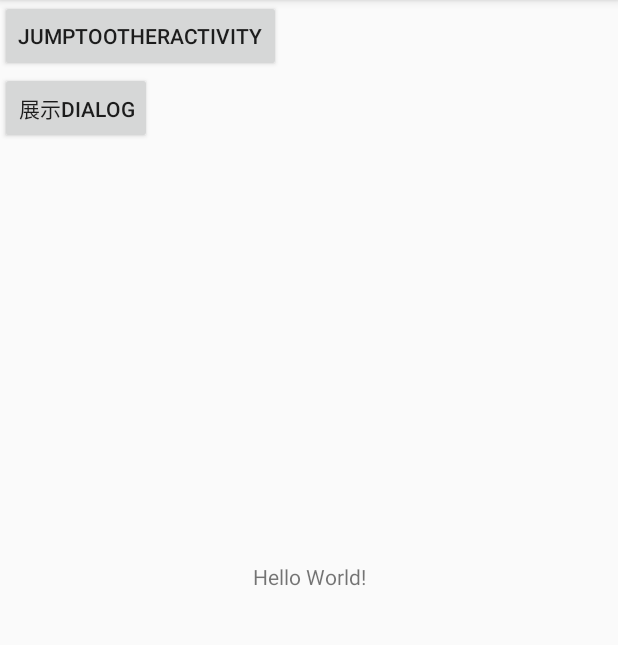
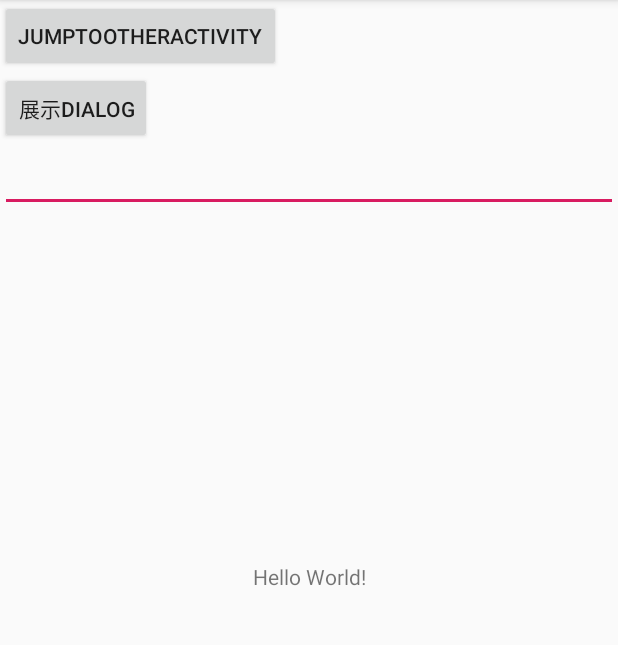
Before and after one commit to MarcyGreystone/AndroidIntroduction, an Android app: the screen it shows after launch (MainActivity), on a phone screen of 412 x 824 dp, the part 84-729 px from its top. Run offline under Robolectric (Android 15) with nearby library versions, the phone set to English and light mode, and no system bars.

Commit message:
feature:启动模式测试完了standard

```diff
--- a/app/src/main/AndroidManifest.xml
+++ b/app/src/main/AndroidManifest.xml
@@ -9,7 +9,8 @@
         android:roundIcon="@mipmap/ic_launcher_round"
         android:supportsRtl="true"
         android:theme="@style/AppTheme">
-        <activity android:name=".activitylifecycle.MainActivity">
+        <activity android:name=".activitylifecycle.MainActivity"
+            android:launchMode="standard">
             <intent-filter>
                 <action android:name="android.intent.action.MAIN" />
 
--- a/app/src/main/java/com/marcy/androidintroduction/activitylifecycle/MainActivity.java
+++ b/app/src/main/java/com/marcy/androidintroduction/activitylifecycle/MainActivity.java
@@ -2,6 +2,7 @@ package com.marcy.androidintroduction.activitylifecycle;
 
 import android.content.DialogInterface;
 import android.content.Intent;
+import android.os.Parcelable;
 import android.os.PersistableBundle;
 import android.support.v4.app.Fragment;
 import android.support.v4.app.FragmentManager;
@@ -12,6 +13,7 @@ import android.os.Bundle;
 import android.util.Log;
 import android.view.Menu;
 import android.view.View;
+import android.widget.EditText;
 import android.widget.FrameLayout;
 
 import com.marcy.androidintroduction.R;
@@ -19,6 +21,7 @@ import com.marcy.androidintroduction.R;
 public class MainActivity extends AppCompatActivity {
     private final String TAG = this.getClass().getSimpleName();
     private MainFragment mFragment;
+    private EditText mEt;
 
     @Override
     protected void onCreate(Bundle savedInstanceState) {
@@ -26,6 +29,12 @@ public class MainActivity extends AppCompatActivity {
         super.onCreate(savedInstanceState);
         setContentView(R.layout.activity_main);
 
+        mEt = findViewById(R.id.et_input);
+
+        if(savedInstanceState != null){
+            String test = savedInstanceState.getString("extra_test");
+            Log.d(TAG, TAG + "-->onCreate: restore extra_test" + test);
+        }
 //        mFragment = new MainFragment();
 //        FragmentManager manager = getSupportFragmentManager();
 //        FragmentTransaction transaction = manager.beginTransaction();
@@ -91,18 +100,21 @@ public class MainActivity extends AppCompatActivity {
     protected void onSaveInstanceState(Bundle outState) {
         Log.d(TAG, TAG + "-->onSaveInstanceState: ");
         super.onSaveInstanceState(outState);
+        outState.putString("extra_test","测试数据");
+        Parcelable test  = mEt.onSaveInstanceState();
     }
 
     @Override
     protected void onRestoreInstanceState(Bundle savedInstanceState) {
-        Log.d(TAG, TAG + "-->onRestoreInstanceState: ");
         super.onRestoreInstanceState(savedInstanceState);
+        String test = savedInstanceState.getString("extra_test");
+        Log.d(TAG, TAG + "-->onRestoreInstanceState: " + test);
     }
 
     public void onClick(View view){
         switch (view.getId()){
             case R.id.bt_jump:
-                startActivity(new Intent(this , SecondActivity.class));
+                startActivity(new Intent(this , MainActivity.class));
 //                finish();
                 break;
             case R.id.bt_dialog:
--- a/app/src/main/java/com/marcy/androidintroduction/activitylifecycle/SecondActivity.java
+++ b/app/src/main/java/com/marcy/androidintroduction/activitylifecycle/SecondActivity.java
@@ -62,7 +62,8 @@ public class SecondActivity extends AppCompatActivity {
     public void onClick(View view){
         switch (view.getId()){
             case R.id.bt_jump:
-                finish();
+                startActivity(new Intent(this , MainActivity.class));
+//                finish();
                 break;
         }
     }
--- a/app/src/main/res/layout/activity_main.xml
+++ b/app/src/main/res/layout/activity_main.xml
@@ -30,12 +30,17 @@
         android:onClick="onClick"
         android:text="展示dialog"
         app:layout_constraintTop_toBottomOf="@id/bt_jump"/>
+    <EditText
+        android:id="@+id/et_input"
+        android:layout_width="match_parent"
+        android:layout_height="wrap_content"
+        app:layout_constraintTop_toBottomOf="@id/bt_dialog"/>
 
     <FrameLayout
         android:id="@+id/fl_fragment"
         android:layout_width="0dp"
         android:layout_height="0dp"
-        app:layout_constraintTop_toBottomOf="@id/bt_dialog"
+        app:layout_constraintTop_toBottomOf="@id/et_input"
         app:layout_constraintBottom_toBottomOf="parent"
         app:layout_constraintStart_toStartOf="parent"
         app:layout_constraintEnd_toEndOf="parent"></FrameLayout>
```
